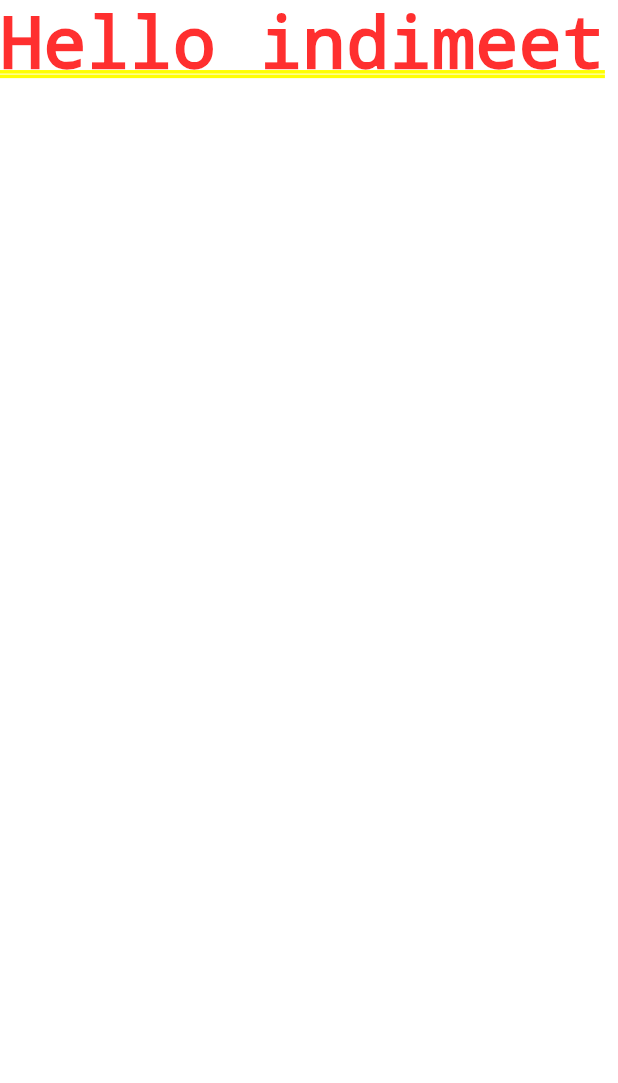
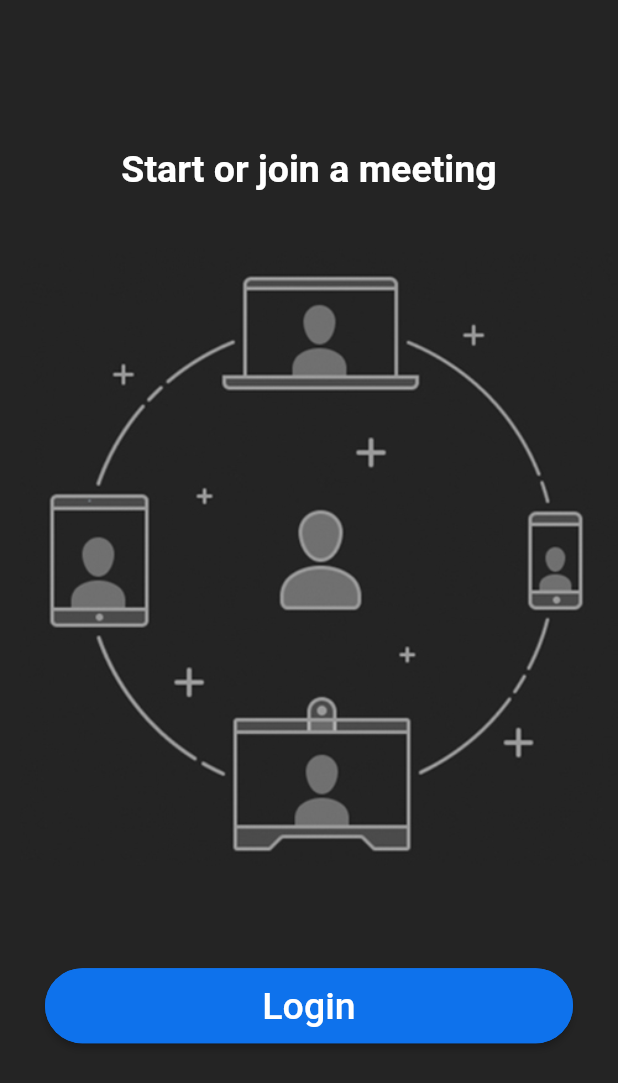
Before and after one commit to Aditya01237/IndiMeet, a Flutter app: the screen it shows after launch, on a phone screen of 412 x 824 dp. Shown: the top 1083 px of the screen. Run offline on Flutter 3.47's test engine with Material 2 defaults, Android fonts, the phone set to English and light mode, and no system bars.

Commit message:
login ui crated starting firebase setup

```diff
--- a/lib/main.dart
+++ b/lib/main.dart
@@ -1,4 +1,6 @@
 import 'package:flutter/material.dart';
+import 'package:indimeet/utils/colors.dart';
+import 'package:indimeet/screens/login_screen.dart';
 
 void main() {
   runApp(const MyApp());
@@ -11,12 +13,12 @@ class MyApp extends StatelessWidget {
   @override
   Widget build(BuildContext context) {
     return MaterialApp(
-        title: 'Flutter Demo',
+        title: 'IndiMeet',
         debugShowCheckedModeBanner: false,
-        theme: ThemeData(
-          colorScheme: ColorScheme.fromSeed(seedColor: Colors.deepPurple),
-          useMaterial3: true,
+        theme: ThemeData.dark().copyWith(
+          scaffoldBackgroundColor: backgroundColor,
         ),
-        home: const Text("Hello indimeet"));
+        routes: {'./login': (context) => const LoginScreen()},
+        home: const LoginScreen());
   }
 }
--- /dev/null
+++ b/lib/screens/login_screen.dart
@@ -0,0 +1,26 @@
+import 'package:flutter/material.dart';
+import 'package:indimeet/widgets/custom_button.dart';
+
+class LoginScreen extends StatelessWidget {
+  const LoginScreen({super.key});
+
+  @override
+  Widget build(BuildContext context) {
+    return Scaffold(
+      body: Column(
+        mainAxisAlignment: MainAxisAlignment.center,
+        children: [
+          const Text(
+            'Start or join a meeting',
+            style: TextStyle(fontSize: 25, fontWeight: FontWeight.bold),
+          ),
+          Padding(
+            padding: const EdgeInsets.symmetric(vertical: 38),
+            child: Image.asset('assets/images/onboarding.jpg'),
+          ),
+          CustomButton(text: "Login", onPressed: () {}),
+        ],
+      ),
+    );
+  }
+}
--- /dev/null
+++ b/lib/utils/colors.dart
@@ -0,0 +1,6 @@
+import 'package:flutter/material.dart';
+
+const backgroundColor = Color.fromRGBO(36, 36, 36, 1);
+const buttonColor = Color.fromRGBO(14, 114, 236, 1);
+const footerColor = Color.fromRGBO(26, 26, 26, 1);
+const secondaryBackgroundColor = Color.fromRGBO(46, 46, 46, 1);
--- /dev/null
+++ b/lib/widgets/custom_button.dart
@@ -0,0 +1,34 @@
+// ignore_for_file: must_be_immutable
+
+import 'package:flutter/material.dart';
+import 'package:indimeet/utils/colors.dart';
+
+class CustomButton extends StatelessWidget {
+  final String text;
+  VoidCallback onPressed;
+
+  CustomButton({super.key, required this.text, required this.onPressed});
+
+  @override
+  Widget build(BuildContext context) {
+    return Padding(
+      padding: const EdgeInsets.all(30.0),
+      child: ElevatedButton(
+        onPressed: onPressed,
+        style: ElevatedButton.styleFrom(
+            backgroundColor: buttonColor,
+            minimumSize: const Size(double.infinity, 50),
+            shape: RoundedRectangleBorder(
+              borderRadius: BorderRadius.circular(30),
+              side: const BorderSide(color: buttonColor),
+            )),
+        child: Text(
+          text,
+          style: const TextStyle(
+            fontSize: 25,
+          ),
+        ),
+      ),
+    );
+  }
+}
--- a/pubspec.yaml
+++ b/pubspec.yaml
@@ -59,8 +59,8 @@ flutter:
   uses-material-design: true
 
   # To add assets to your application, add an assets section, like this:
-  # assets:
-  #   - images/a_dot_burr.jpeg
+  assets:
+    - assets/images/onboarding.jpg
   #   - images/a_dot_ham.jpeg
 
   # An image asset can refer to one or more resolution-specific "variants", see
```
Also changed, not shown: assets/images/onboarding.jpg (added).
